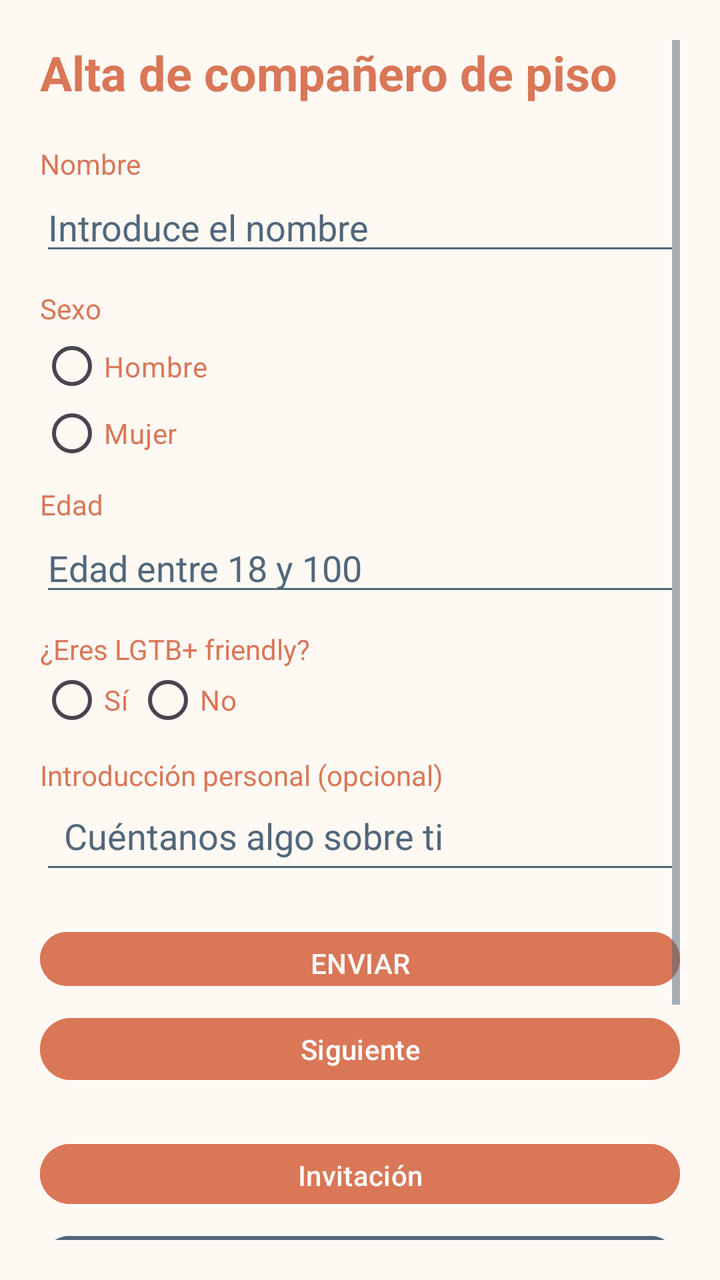
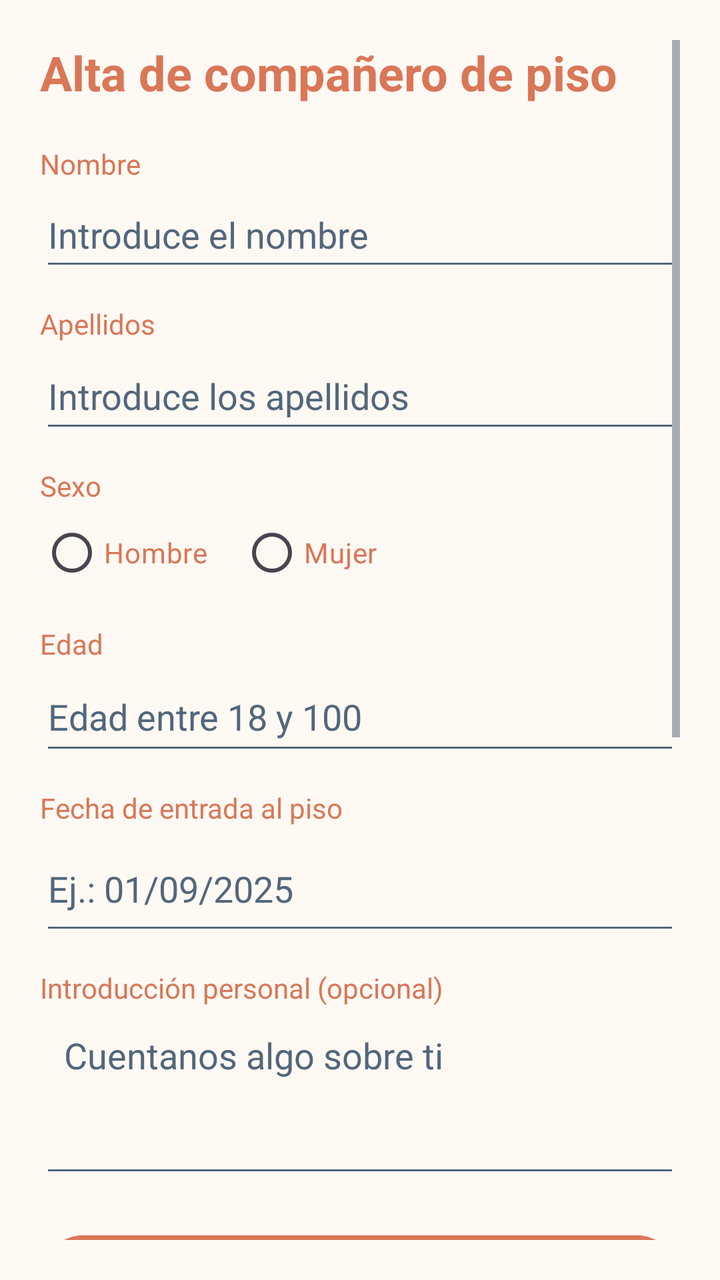

An Android layout rendered at two revisions. The XML below is the earlier revision; the diff shows what the commit changed to produce the second picture.
<!-- AndroidManifest.xml: application theme Theme.RoomMate -->
<!-- res/layout/activity_main.xml -->
<?xml version="1.0" encoding="utf-8"?>
<androidx.constraintlayout.widget.ConstraintLayout
    xmlns:android="http://schemas.android.com/apk/res/android"
    xmlns:app="http://schemas.android.com/apk/res-auto"
    xmlns:tools="http://schemas.android.com/tools"
    android:id="@+id/main"
    android:layout_width="match_parent"
    android:layout_height="match_parent"
    android:background="@color/background"
    tools:context=".MainActivity">

    <ScrollView
        android:layout_width="0dp"
        android:layout_height="0dp"
        android:fillViewport="true"
        android:padding="20dp"
        app:layout_constraintBottom_toBottomOf="parent"
        app:layout_constraintEnd_toEndOf="parent"
        app:layout_constraintHorizontal_bias="0.0"
        app:layout_constraintStart_toStartOf="parent"
        app:layout_constraintTop_toTopOf="parent"
        app:layout_constraintVertical_bias="0.0">

        <LinearLayout
            android:layout_width="match_parent"
            android:layout_height="wrap_content"
            android:orientation="vertical">

            <TextView
                android:layout_width="match_parent"
                android:layout_height="wrap_content"
                android:layout_marginBottom="20dp"
                android:text="Alta de compañero de piso"
                android:textColor="@color/primary"
                android:textSize="24sp"
                android:textStyle="bold" />

            <TextView
                android:layout_width="match_parent"
                android:layout_height="wrap_content"
                android:text="Nombre"
                android:textColor="@color/primary" />

            <EditText
                android:id="@+id/etNombre"
                android:layout_width="match_parent"
                android:layout_height="wrap_content"
                android:autofillHints="name"
                android:backgroundTint="@color/secondary"
                android:hint="Introduce el nombre"
                android:inputType="textPersonName"
                android:textColor="@color/primary"
                android:textColorHint="@color/secondary" />

            <TextView
                android:layout_width="match_parent"
                android:layout_height="wrap_content"
                android:layout_marginTop="12dp"
                android:text="Sexo"
                android:textColor="@color/primary" />

            <RadioGroup
                android:id="@+id/rgSexo"
                android:layout_width="match_parent"
                android:layout_height="67dp"
                android:orientation="vertical">

                <RadioButton
                    android:id="@+id/rbHombre"
                    android:layout_width="wrap_content"
                    android:layout_height="39dp"
                    android:buttonTint="@color/primary"
                    android:text="Hombre"
                    android:textColor="@color/primary" />

                <RadioButton
                    android:id="@+id/rbMujer"
                    android:layout_width="wrap_content"
                    android:layout_height="wrap_content"
                    android:buttonTint="@color/primary"
                    android:text="Mujer"
                    android:textColor="@color/primary" />


            </RadioGroup>

            <TextView
                android:layout_width="match_parent"
                android:layout_height="wrap_content"
                android:layout_marginTop="12dp"
                android:text="Edad"
                android:textColor="@color/primary" />

            <EditText
                android:id="@+id/etEdad"
                android:layout_width="match_parent"
                android:layout_height="wrap_content"
                android:backgroundTint="@color/secondary"
                android:hint="Edad entre 18 y 100"
                android:inputType="number"
                android:maxLength="3"
                android:textColor="@color/primary"
                android:textColorHint="@color/secondary" />

            <TextView
                android:layout_width="match_parent"
                android:layout_height="wrap_content"
                android:layout_marginTop="12dp"
                android:text="¿Eres LGTB+ friendly?"
                android:textColor="@color/primary" />

            <RadioGroup
                android:id="@+id/rgLgtbFriendly"
                android:layout_width="match_parent"
                android:layout_height="32dp"
                android:orientation="horizontal">

                <RadioButton
                    android:id="@+id/rbLgtbSi"
                    android:layout_width="wrap_content"
                    android:layout_height="wrap_content"
                    android:buttonTint="@color/primary"
                    android:text="Sí"
                    android:textColor="@color/primary" />

                <RadioButton
                    android:id="@+id/rbLgtbNo"
                    android:layout_width="wrap_content"
                    android:layout_height="wrap_content"
                    android:buttonTint="@color/primary"
                    android:text="No"
                    android:textColor="@color/primary" />
            </RadioGroup>

            <TextView
                android:layout_width="match_parent"
                android:layout_height="wrap_content"
                android:layout_marginTop="12dp"
                android:text="Introducción personal (opcional)"
                android:textColor="@color/primary" />

            <EditText
                android:id="@+id/etIntroduccion"
                android:layout_width="match_parent"
                android:layout_height="45dp"
                android:backgroundTint="@color/secondary"
                android:gravity="top|start"
                android:hint="Cuéntanos algo sobre ti"
                android:inputType="textCapSentences|textMultiLine"
                android:maxLines="5"
                android:minLines="3"
                android:padding="12dp"
                android:textColor="@color/primary"
                android:textColorHint="@color/secondary" />

            <Button
                android:id="@+id/btnCheck"
                android:layout_width="match_parent"
                android:layout_height="35dp"
                android:layout_marginTop="20dp"
                android:backgroundTint="@color/primary"
                android:text="ENVIAR"
                android:textColor="@color/surface" />

            <Button
                android:id="@+id/btnSiguiente"
                android:layout_width="match_parent"
                android:layout_height="39dp"
                android:layout_marginTop="8dp"
                android:layout_marginBottom="16dp"
                android:backgroundTint="@color/primary"
                android:text="Siguiente"
                android:textColor="@color/surface" />

            <Button
                android:id="@+id/btnInvitacion"
                android:layout_width="match_parent"
                android:layout_height="38dp"
                android:layout_marginTop="8dp"
                android:backgroundTint="@color/primary"
                android:text="@string/invitaci_n"
                android:textColor="@color/surface" />

            <Button
                android:id="@+id/btnCorreo"
                android:layout_width="match_parent"
                android:layout_height="38dp"
                android:layout_marginTop="8dp"
                android:layout_marginBottom="16dp"
                android:backgroundTint="@color/secondary"
                android:text="Enviar correo"
                android:textColor="@color/surface" />

            <Button
                android:id="@+id/btnLista"
                android:layout_width="match_parent"
                android:layout_height="44dp"
                android:layout_marginTop="8dp"
                android:layout_marginBottom="8dp"
                android:backgroundTint="@color/secondary"
                android:text="@string/lista_de_tareas"
                android:textColor="@color/surface" />
            <Button
                android:id="@+id/btnColeccionTareas"
                android:layout_width="match_parent"
                android:layout_height="44dp"
                android:layout_marginTop="8dp"
                android:layout_marginBottom="16dp"
                android:backgroundTint="@color/primary"
                android:text="Colección de tareas"
                android:textAllCaps="false"
                android:textColor="@color/surface" />
        </LinearLayout>
    </ScrollView>

</androidx.constraintlayout.widget.ConstraintLayout>
<!-- resources referenced by this layout -->
<resources>
  <color name="background">#FFF9F4</color>
  <color name="primary">#D97757</color>
  <color name="secondary">#52677A</color>
  <color name="surface">#FFFFFF</color>
  <string name="invitaci_n">Invitación</string>
  <string name="lista_de_tareas">Lista de Tareas</string>
  <style name="Theme.RoomMate" parent="Base.Theme.RoomMate" />
  <style name="Base.Theme.RoomMate" parent="Theme.Material3.DayNight.NoActionBar">
          <item name="colorPrimary">@color/primary</item>
          <item name="colorOnPrimary">@color/surface</item>
          <item name="colorSecondary">@color/secondary</item>
          <item name="colorOnSecondary">@color/surface</item>
          <item name="colorControlActivated">@color/primary</item>
          <item name="colorControlNormal">@color/secondary</item>
      </style>
</resources>

<!-- the commit's change to res/layout/activity_main.xml (unified diff, before → after) -->
@@ -16,10 +16,8 @@
         android:padding="20dp"
         app:layout_constraintBottom_toBottomOf="parent"
         app:layout_constraintEnd_toEndOf="parent"
-        app:layout_constraintHorizontal_bias="0.0"
         app:layout_constraintStart_toStartOf="parent"
-        app:layout_constraintTop_toTopOf="parent"
-        app:layout_constraintVertical_bias="0.0">
+        app:layout_constraintTop_toTopOf="parent">
 
         <LinearLayout
             android:layout_width="match_parent"
@@ -30,7 +28,7 @@
                 android:layout_width="match_parent"
                 android:layout_height="wrap_content"
                 android:layout_marginBottom="20dp"
-                android:text="Alta de compañero de piso"
+                android:text="@string/alta_companero"
                 android:textColor="@color/primary"
                 android:textSize="24sp"
                 android:textStyle="bold" />
@@ -38,16 +36,16 @@
             <TextView
                 android:layout_width="match_parent"
                 android:layout_height="wrap_content"
-                android:text="Nombre"
+                android:text="@string/nombre"
                 android:textColor="@color/primary" />
 
             <EditText
                 android:id="@+id/etNombre"
                 android:layout_width="match_parent"
-                android:layout_height="wrap_content"
+                android:layout_height="49dp"
                 android:autofillHints="name"
                 android:backgroundTint="@color/secondary"
-                android:hint="Introduce el nombre"
+                android:hint="@string/nombre_hint"
                 android:inputType="textPersonName"
                 android:textColor="@color/primary"
                 android:textColorHint="@color/secondary" />
@@ -56,47 +54,64 @@
                 android:layout_width="match_parent"
                 android:layout_height="wrap_content"
                 android:layout_marginTop="12dp"
-                android:text="Sexo"
+                android:text="@string/apellidos"
+                android:textColor="@color/primary" />
+
+            <EditText
+                android:id="@+id/etApellidos"
+                android:layout_width="match_parent"
+                android:layout_height="50dp"
+                android:autofillHints="name"
+                android:backgroundTint="@color/secondary"
+                android:hint="@string/apellidos_hint"
+                android:inputType="textPersonName"
+                android:textColor="@color/primary"
+                android:textColorHint="@color/secondary" />
+
+            <TextView
+                android:layout_width="match_parent"
+                android:layout_height="wrap_content"
+                android:layout_marginTop="12dp"
+                android:text="@string/sexo"
                 android:textColor="@color/primary" />
 
             <RadioGroup
                 android:id="@+id/rgSexo"
                 android:layout_width="match_parent"
-                android:layout_height="67dp"
-                android:orientation="vertical">
+                android:layout_height="wrap_content"
+                android:orientation="horizontal">
 
                 <RadioButton
                     android:id="@+id/rbHombre"
                     android:layout_width="wrap_content"
-                    android:layout_height="39dp"
+                    android:layout_height="wrap_content"
                     android:buttonTint="@color/primary"
-                    android:text="Hombre"
+                    android:text="@string/hombre"
                     android:textColor="@color/primary" />
 
                 <RadioButton
                     android:id="@+id/rbMujer"
                     android:layout_width="wrap_content"
                     android:layout_height="wrap_content"
+                    android:layout_marginStart="16dp"
                     android:buttonTint="@color/primary"
-                    android:text="Mujer"
+                    android:text="@string/mujer"
                     android:textColor="@color/primary" />
-
-
             </RadioGroup>
 
             <TextView
                 android:layout_width="match_parent"
                 android:layout_height="wrap_content"
                 android:layout_marginTop="12dp"
-                android:text="Edad"
+                android:text="@string/edad"
                 android:textColor="@color/primary" />
 
             <EditText
                 android:id="@+id/etEdad"
                 android:layout_width="match_parent"
-                android:layout_height="wrap_content"
-                android:backgroundTint="@color/secondary"
-                android:hint="Edad entre 18 y 100"
+                android:layout_height="51dp"
+                android:backgroundTint="@color/secondary"
+                android:hint="@string/edad_hint"
                 android:inputType="number"
                 android:maxLength="3"
                 android:textColor="@color/primary"
@@ -106,46 +121,34 @@
                 android:layout_width="match_parent"
                 android:layout_height="wrap_content"
                 android:layout_marginTop="12dp"
-                android:text="¿Eres LGTB+ friendly?"
-                android:textColor="@color/primary" />
-
-            <RadioGroup
-                android:id="@+id/rgLgtbFriendly"
-                android:layout_width="match_parent"
-                android:layout_height="32dp"
-                android:orientation="horizontal">
-
-                <RadioButton
-                    android:id="@+id/rbLgtbSi"
-                    android:layout_width="wrap_content"
-                    android:layout_height="wrap_content"
-                    android:buttonTint="@color/primary"
-                    android:text="Sí"
-                    android:textColor="@color/primary" />
-
-                <RadioButton
-                    android:id="@+id/rbLgtbNo"
-                    android:layout_width="wrap_content"
-                    android:layout_height="wrap_content"
-                    android:buttonTint="@color/primary"
-                    android:text="No"
-                    android:textColor="@color/primary" />
-            </RadioGroup>
-
-            <TextView
-                android:layout_width="match_parent"
-                android:layout_height="wrap_content"
-                android:layout_marginTop="12dp"
-                android:text="Introducción personal (opcional)"
+                android:text="@string/fecha_entrada"
+                android:textColor="@color/primary" />
+
+            <EditText
+                android:id="@+id/etFechaEntrada"
+                android:layout_width="match_parent"
+                android:layout_height="59dp"
+                android:backgroundTint="@color/secondary"
+                android:hint="@string/fecha_entrada_hint"
+                android:inputType="text"
+                android:maxLines="1"
+                android:textColor="@color/primary"
+                android:textColorHint="@color/secondary" />
+
+            <TextView
+                android:layout_width="match_parent"
+                android:layout_height="wrap_content"
+                android:layout_marginTop="12dp"
+                android:text="@string/introduccion_opcional"
                 android:textColor="@color/primary" />
 
             <EditText
                 android:id="@+id/etIntroduccion"
                 android:layout_width="match_parent"
-                android:layout_height="45dp"
+                android:layout_height="wrap_content"
                 android:backgroundTint="@color/secondary"
                 android:gravity="top|start"
-                android:hint="Cuéntanos algo sobre ti"
+                android:hint="@string/introduccion_hint"
                 android:inputType="textCapSentences|textMultiLine"
                 android:maxLines="5"
                 android:minLines="3"
@@ -156,61 +159,84 @@
             <Button
                 android:id="@+id/btnCheck"
                 android:layout_width="match_parent"
-                android:layout_height="35dp"
+                android:layout_height="52dp"
                 android:layout_marginTop="20dp"
                 android:backgroundTint="@color/primary"
-                android:text="ENVIAR"
-                android:textColor="@color/surface" />
+                android:text="@string/guardar_companero"
+                android:textAllCaps="false"
+                android:textColor="@color/surface"
+                android:textStyle="bold" />
 
             <Button
                 android:id="@+id/btnSiguiente"
                 android:layout_width="match_parent"
-                android:layout_height="39dp"
+                android:layout_height="52dp"
+                android:layout_marginTop="8dp"
+                android:backgroundTint="@color/secondary"
+                android:text="@string/ver_ficha_companeros"
+                android:textAllCaps="false"
+                android:textColor="@color/surface" />
+
+            <Button
+                android:id="@+id/btnColeccionTareas"
+                android:layout_width="match_parent"
+                android:layout_height="52dp"
+                android:layout_marginTop="8dp"
+                android:backgroundTint="@color/primary"
+                android:text="@string/coleccion_de_tareas"
+                android:textAllCaps="false"
+                android:textColor="@color/surface" />
+
+            <Button
+                android:id="@+id/btnBuscar"
+                android:layout_width="match_parent"
+                android:layout_height="52dp"
+                android:layout_marginTop="8dp"
+                android:backgroundTint="@color/secondary"
+                android:text="@string/buscar_tareas"
+                android:textAllCaps="false"
+                android:textColor="@color/surface" />
+
+            <Button
+                android:id="@+id/btnCompra"
+                android:layout_width="match_parent"
+                android:layout_height="52dp"
+                android:layout_marginTop="8dp"
+                android:backgroundTint="@color/primary"
+                android:text="@string/lista_de_la_compra"
+                android:textAllCaps="false"
+                android:textColor="@color/surface" />
+
+            <Button
+                android:id="@+id/btnLista"
+                android:layout_width="match_parent"
+                android:layout_height="52dp"
+                android:layout_marginTop="8dp"
+                android:backgroundTint="@color/secondary"
+                android:text="@string/lista_de_tareas"
+                android:textAllCaps="false"
+                android:textColor="@color/surface" />
+
+            <Button
+                android:id="@+id/btnInvitacion"
+                android:layout_width="match_parent"
+                android:layout_height="52dp"
+                android:layout_marginTop="8dp"
+                android:backgroundTint="@color/primary"
+                android:text="@string/invitaci_n"
+                android:textAllCaps="false"
+                android:textColor="@color/surface" />
+
+            <Button
+                android:id="@+id/btnCorreo"
+                android:layout_width="match_parent"
+                android:layout_height="52dp"
                 android:layout_marginTop="8dp"
                 android:layout_marginBottom="16dp"
-                android:backgroundTint="@color/primary"
-                android:text="Siguiente"
-                android:textColor="@color/surface" />
-
-            <Button
-                android:id="@+id/btnInvitacion"
-                android:layout_width="match_parent"
-                android:layout_height="38dp"
-                android:layout_marginTop="8dp"
-                android:backgroundTint="@color/primary"
-                android:text="@string/invitaci_n"
-                android:textColor="@color/surface" />
-
-            <Button
-                android:id="@+id/btnCorreo"
-                android:layout_width="match_parent"
-                android:layout_height="38dp"
-                android:layout_marginTop="8dp"
-                android:layout_marginBottom="16dp"
-                android:backgroundTint="@color/secondary"
-                android:text="Enviar correo"
-                android:textColor="@color/surface" />
-
-            <Button
-                android:id="@+id/btnLista"
-                android:layout_width="match_parent"
-                android:layout_height="44dp"
-                android:layout_marginTop="8dp"
-                android:layout_marginBottom="8dp"
-                android:backgroundTint="@color/secondary"
-                android:text="@string/lista_de_tareas"
-                android:textColor="@color/surface" />
-            <Button
-                android:id="@+id/btnColeccionTareas"
-                android:layout_width="match_parent"
-                android:layout_height="44dp"
-                android:layout_marginTop="8dp"
-                android:layout_marginBottom="16dp"
-                android:backgroundTint="@color/primary"
-                android:text="Colección de tareas"
+                android:backgroundTint="@color/secondary"
+                android:text="@string/enviar_correo"
                 android:textAllCaps="false"
                 android:textColor="@color/surface" />
         </LinearLayout>
     </ScrollView>
-
 </androidx.constraintlayout.widget.ConstraintLayout>
<!-- resource entries referenced after the edit -->
@@ -4,8 +4,28 @@
   <color name="primary">#D97757</color>
   <color name="secondary">#52677A</color>
   <color name="surface">#FFFFFF</color>
+  <string name="alta_companero">Alta de compañero de piso</string>
+  <string name="apellidos">Apellidos</string>
+  <string name="apellidos_hint">Introduce los apellidos</string>
+  <string name="buscar_tareas">Buscar tareas</string>
+  <string name="coleccion_de_tareas">Colección de tareas</string>
+  <string name="edad">Edad</string>
+  <string name="edad_hint">Edad entre 18 y 100</string>
+  <string name="enviar_correo">Enviar correo</string>
+  <string name="fecha_entrada">Fecha de entrada al piso</string>
+  <string name="fecha_entrada_hint">Ej.: 01/09/2025</string>
+  <string name="guardar_companero">Guardar compañero</string>
+  <string name="hombre">Hombre</string>
+  <string name="introduccion_hint">Cuentanos algo sobre ti</string>
+  <string name="introduccion_opcional">Introducción personal (opcional)</string>
   <string name="invitaci_n">Invitación</string>
+  <string name="lista_de_la_compra">Lista de la compra</string>
   <string name="lista_de_tareas">Lista de Tareas</string>
+  <string name="mujer">Mujer</string>
+  <string name="nombre">Nombre</string>
+  <string name="nombre_hint">Introduce el nombre</string>
+  <string name="sexo">Sexo</string>
+  <string name="ver_ficha_companeros">Ver ficha de compañeros</string>
   <style name="Theme.RoomMate" parent="Base.Theme.RoomMate" />
   <style name="Base.Theme.RoomMate" parent="Theme.Material3.DayNight.NoActionBar">
           <item name="colorPrimary">@color/primary</item>
